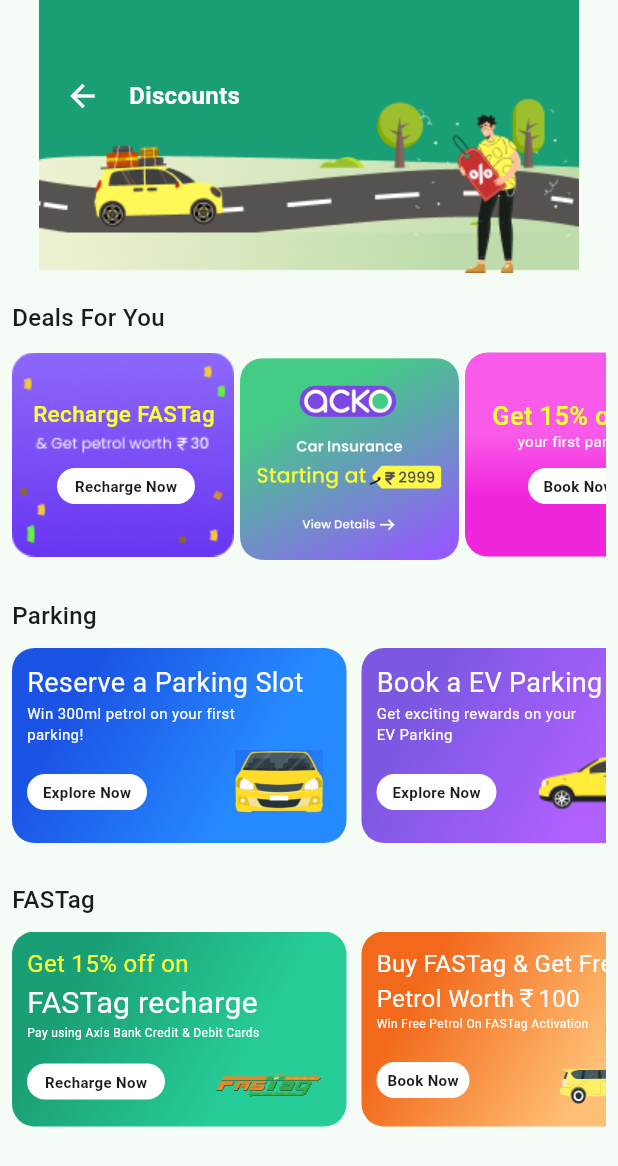
After one commit to abichengs01/parkqwik_clone, a Flutter app: the Discounts screen opened directly, on a phone screen of 412 x 824 dp. The commit adds this screen. Shown: the top 1166 px of the screen. Run offline on Flutter 3.47's test engine with Material 3 defaults, Android fonts, the phone set to English and light mode, and no system bars; our stand-ins replace carousel_slider, expandable, font_awesome_flutter.

Commit message:
discount page completed

```diff
--- /dev/null
+++ b/lib/discounts.dart
@@ -0,0 +1,321 @@
+import 'package:carousel_slider/carousel_slider.dart';
+import 'package:flutter/material.dart';
+
+import 'colors.dart';
+
+class Discounts extends StatefulWidget {
+  const Discounts({super.key});
+
+  @override
+  State<Discounts> createState() => _DiscountsState();
+}
+
+class _DiscountsState extends State<Discounts> {
+
+
+
+
+  @override
+  Widget build(BuildContext context) {
+    return Scaffold(
+      body: Column(
+        children: [
+          Stack(
+              children:[Container(
+                child: Image.asset("images/rdbanner2.png",fit: BoxFit.cover,),
+              ),
+                Positioned(top: 40,left: 5,
+                  child: IconButton(icon: Icon(Icons.arrow_back),iconSize: 24,color: AppColor.appbartext,
+                    onPressed: () {
+                      Navigator.pop(context);
+                    },),
+                ),
+                Positioned(top: 52,left: 60,
+                  child: Text('Discounts',style:TextStyle(fontSize:16,fontWeight: FontWeight.w600,
+                      color: AppColor.appbartext) ,),
+                ),
+              ]),
+          SizedBox(height: 10,),
+
+          Padding(
+            padding: const EdgeInsets.all(8.0),
+            child: Column(crossAxisAlignment: CrossAxisAlignment.start,
+              children: [
+                Text("Deals For You",style: TextStyle(fontWeight: FontWeight.w500,
+                    fontSize: 16),),
+
+                SizedBox(height: 10,),
+
+                SingleChildScrollView(scrollDirection: Axis.horizontal,
+                  child: Row(
+                    children: [
+                      Stack(
+                          children:[ Container(height: 136,width: 148,
+                            child: Image.asset("images/hs/others/deals/imgd.png"),
+                          ),
+                            Positioned(left: 14,top: 30,
+                              child: Text("Recharge FASTag",style: TextStyle(fontSize: 15,
+                                  fontWeight: FontWeight.w500,color: Color(0xFFFBFF35)),),
+                            ),
+                            Positioned( left: 30,bottom: 35,
+                              child: Container(width: 92,height: 24,
+                                decoration: BoxDecoration(
+                                    color: Color(0xFFFFFFFF),
+                                    borderRadius: BorderRadius.circular(12)
+                                ),
+                                alignment: Alignment.center,
+                                child: Text("Recharge Now",style: TextStyle(fontSize: 10,
+                                    fontWeight: FontWeight.w600),),
+                              ),
+                            ),
+                          ]),
+                      SizedBox(width: 3,),
+
+
+                      Container(height: 140,width: 148,
+                        //color: Colors.green,
+                        child: Image.asset("images/hs/others/deals/imgacko.png"),
+                      ),
+                      SizedBox(width: 3,),
+
+                      Stack(
+                          children:[Container(
+                            height: 136,width:148,
+                            decoration: BoxDecoration(
+                                borderRadius: BorderRadius.circular(15),
+                                gradient: LinearGradient(
+                                    colors: [Color(0xFFF95AE9),
+                                      Color(0xFFEF26DC)],
+                                    begin: Alignment.topCenter,
+                                    end:Alignment.bottomCenter,
+                                    stops: [0.4,0.7]
+                                )),
+                          ),
+                            Positioned(left: 18,top: 30,
+                              child: Text("Get 15% off On",style: TextStyle(fontSize: 17,
+                                  fontWeight: FontWeight.w500,color: Color(0xFFFBFF35)),),
+                            ),
+                            Positioned(left: 35,top: 52,
+                              child: Text("your first parking",style: TextStyle(fontSize: 10,
+                                  fontWeight: FontWeight.w400,color: Color(0xFFFFFFFF)),),
+                            ),
+                            Positioned( left: 42,bottom: 35,
+                              child: Container(width: 68,height: 24,
+                                decoration: BoxDecoration(
+                                    color: Color(0xFFFFFFFF),
+                                    borderRadius: BorderRadius.circular(12)
+                                ),
+                                alignment: Alignment.center,
+                                child: Text("Book Now",style: TextStyle(fontSize: 10,
+                                    fontWeight: FontWeight.w600),),
+                              ),
+                            ),
+
+                          ]),
+
+                    ],),
+                )
+              ],
+            ),
+          ),
+          SizedBox(height: 10,),
+          Padding(
+            padding: const EdgeInsets.all(8.0),
+            child: Column(crossAxisAlignment: CrossAxisAlignment.start,
+              children: [
+                Text("Parking",style: TextStyle(fontWeight: FontWeight.w500,
+                    fontSize: 16),),
+
+                SizedBox(height: 10,),
+                SingleChildScrollView(scrollDirection: Axis.horizontal,
+                  child: Row(
+                    children: [
+
+                      Stack(
+                          children:[ Container(height: 130,width: 223,
+                            decoration: BoxDecoration(
+                                borderRadius: BorderRadius.circular(15),
+                                gradient: LinearGradient(
+                                    colors: [Color(0xFF1B53E4),
+                                      Color(0xFF268AFF),
+                                    ],
+                                    begin: Alignment.topLeft,
+                                    end:Alignment.bottomRight,
+                                    stops: [0.2,0.7]
+                                )),
+                            child: Padding(
+                              padding: const EdgeInsets.all(10.0),
+                              child: Column(
+                                crossAxisAlignment: CrossAxisAlignment.start,
+                                children: [
+                                  Text('Reserve a Parking Slot',style: TextStyle(fontSize: 18,
+                                    color: Color(0xFFFFFFFF),),),
+                                  Text('Win 300ml petrol on your first',
+                                    style: TextStyle(fontSize: 10,color: Color(0xFFFFFFFF),),),
+                                  Text('parking!',
+                                    style: TextStyle(fontSize: 10,color: Color(0xFFFFFFFF),),),
+                                  SizedBox(height: 20,),
+                                  Container(width: 80,height: 24,
+                                    decoration: BoxDecoration(
+                                        color: Color(0xFFFFFFFF),
+                                        borderRadius: BorderRadius.circular(12)
+                                    ),
+                                    alignment: Alignment.center,
+                                    child: Text("Explore Now",style: TextStyle(fontSize: 10,
+                                        fontWeight: FontWeight.w600),),
+                                  ),],),),),
+                            Positioned(bottom: 20,right: 15,
+                                child: Image.asset("images/ycar.jpeg",height: 42,width: 60,))
+                          ]),
+                      SizedBox(width: 10,),
+                      Stack(
+                          children:[ Container(height: 130,width: 223,
+                            decoration: BoxDecoration(
+                                borderRadius: BorderRadius.circular(15),
+                                gradient: LinearGradient(
+                                    colors: [Color(0xFF7C58E2),
+                                      Color(0xFFAF60FF),
+                                    ],
+                                    begin: Alignment.topLeft,
+                                    end:Alignment.bottomRight,
+                                    stops: [0.2,0.7]
+                                )),
+                            child: Padding(
+                              padding: const EdgeInsets.all(10.0),
+                              child: Column(
+                                crossAxisAlignment: CrossAxisAlignment.start,
+                                children: [
+                                  Text('Book a EV Parking Slot',style: TextStyle(fontSize: 18,
+                                    color: Color(0xFFFFFFFF),),),
+                                  Text('Get exciting rewards on your',
+                                    style: TextStyle(fontSize: 10,color: Color(0xFFFFFFFF),),),
+                                  Text('EV Parking',
+                                    style: TextStyle(fontSize: 10,color: Color(0xFFFFFFFF),),),
+                                  SizedBox(height: 20,),
+                                  Container(width: 80,height: 24,
+                                    decoration: BoxDecoration(
+                                        color: Color(0xFFFFFFFF),
+                                        borderRadius: BorderRadius.circular(12)
+                                    ),
+                                    alignment: Alignment.center,
+                                    child: Text("Explore Now",style: TextStyle(fontSize: 10,
+                                        fontWeight: FontWeight.w600),),
+                                  ),],),),),
+                            Positioned(bottom: 20,right: 5,
+                                child: Image.asset("images/ycarlside.png",height: 40,width: 110,))
+                          ]),
+                    ],),
+                ),
+              ],
+            ),
+          ),
+          SizedBox(height: 10,),
+          Padding(
+            padding: const EdgeInsets.all(8.0),
+            child: Column(crossAxisAlignment: CrossAxisAlignment.start,
+              children: [
+                Text("FASTag",style: TextStyle(fontWeight: FontWeight.w500,
+                    fontSize: 16),),
+
+                SizedBox(height: 10,),
+                SingleChildScrollView(scrollDirection: Axis.horizontal,
+                  child: Row(
+                    children: [
+                      Stack(
+                          children: [
+                            Container(height: 130,width: 223,
+                              decoration: BoxDecoration(
+                                  borderRadius: BorderRadius.circular(15),
+                                  gradient: LinearGradient(
+                                      colors: [AppColor.primary,
+                                        Color(0xFF27CD99)],
+                                      begin: Alignment.topLeft,
+                                      end:Alignment.bottomRight,
+                                      stops: [0.2,0.7]
+                                  )),
+                              child: Padding(
+                                padding: const EdgeInsets.all(10.0),
+                                child: Column(
+                                  crossAxisAlignment: CrossAxisAlignment.start,
+                                  children: [
+                                    Text('Get 15% off on',style: TextStyle(fontSize: 16,
+                                        color: Color(0xFFFBFF35)),),
+                                    Text('FASTag recharge',style: TextStyle(fontSize: 20,
+                                      color: Color(0xFFFFFFFF),),),
+                                    Text('Pay using Axis Bank Credit & Debit Cards',
+                                      style: TextStyle(fontSize: 8,color: Color(0xFFFFFFFF),),),
+                                    SizedBox(height: 15,),
+                                    Container(width: 92,height: 24,
+                                      decoration: BoxDecoration(
+                                          color: Color(0xFFFFFFFF),
+                                          borderRadius: BorderRadius.circular(12)
+                                      ),
+                                      alignment: Alignment.center,
+                                      child: Text("Recharge Now",style: TextStyle(fontSize: 10,
+                                          fontWeight: FontWeight.w600),),
+                                    ),],),),),
+                            Positioned(bottom: 20,right: 15,
+                                child: Image.asset("images/fastag.png",height: 16,width: 74,))
+                          ]),
+
+                      SizedBox(width: 10,),
+                      Stack(
+                          children:[ Container(height: 130,width: 223,
+                            decoration: BoxDecoration(
+                                borderRadius: BorderRadius.circular(15),
+                                gradient: LinearGradient(
+                                    colors: [
+                                      Color(0xFFF2691B),
+                                      Color(0xFFFFBF74),
+                                    ],
+                                    begin: Alignment.topLeft,
+                                    end:Alignment.bottomRight,
+                                    stops: [0.2,0.7]
+                                )),
+                            child: Padding(
+                              padding: const EdgeInsets.all(10.0),
+                              child: Column(
+                                crossAxisAlignment: CrossAxisAlignment.start,
+                                children: [
+                                  Text('Buy FASTag & Get Free  ',style: TextStyle(fontSize: 16,
+                                      color: Color(0xFFFFFFFF),fontWeight: FontWeight.w400),),
+                                  Row(
+                                    children: [
+                                      Text('Petrol Worth',style: TextStyle(fontSize: 16,
+                                          color: Color(0xFFFFFFFF),fontWeight: FontWeight.w400),),
+                                      Icon(Icons.currency_rupee,color:Color(0xFFFFFFFF),size: 16 ,),
+                                      Text('100',style: TextStyle(fontSize: 16,
+                                          color: Color(0xFFFFFFFF),fontWeight: FontWeight.w400),),
+                                    ],
+                                  ),
+
+
+                                  Text('Win Free Petrol On FASTag Activation',
+                                    style: TextStyle(fontSize: 8,color: Color(0xFFFFFFFF),fontWeight: FontWeight.w400),),
+
+                                  SizedBox(height: 20,),
+                                  Container(width: 62,height: 24,
+                                    decoration: BoxDecoration(
+                                        color: Color(0xFFFFFFFF),
+                                        borderRadius: BorderRadius.circular(12)
+                                    ),
+                                    alignment: Alignment.center,
+                                    child: Text("Book Now",style: TextStyle(fontSize: 10,
+                                        fontWeight: FontWeight.w600),),
+                                  ),],),),),
+                            Positioned(bottom: 20,right: 0,
+                                child: Image.asset("images/fuelstation.png",height: 48,width: 61,)),
+                            Positioned(bottom: 15,right: 35,
+                                child: Image.asset("images/ycarrside.png",height: 24,width: 56,)),
+
+                          ])                    ],),
+                ),
+              ],
+            ),
+          ),
+
+        ],
+      ),
+    );
+  }
+}
--- a/lib/homescreen.dart
+++ b/lib/homescreen.dart
@@ -1,6 +1,7 @@
 import 'package:carousel_slider/carousel_slider.dart';
 import 'package:flutter/material.dart';
 import 'package:parkqwik/colors.dart';
+import 'package:parkqwik/discounts.dart';
 import 'package:parkqwik/protocol.dart';
 import 'package:parkqwik/refer_win.dart';
 import 'package:parkqwik/rewards.dart';
@@ -1252,8 +1253,7 @@
                                           ),
                                           child: Container(height: 25,width: 25,
                                               child: Image.asset("images/paychallan.png")),
-                                        ),
-                                        SizedBox(height: 3,),
+                                        ), SizedBox(height: 3,),
                                         Text("Pay",style: TextStyle(fontSize: 10),),
                                         Text("Challans",style: TextStyle(fontSize: 10),),
                                       ])),
@@ -1360,6 +1360,7 @@
                                   Icon(Icons.currency_rupee,size: 25,color: Color(0xFFFBFF35)),
                                   Text('500',style: TextStyle(fontSize: 25,
                                       color: Color(0xFFFBFF35)),),
+
                                 ],
                               ),
                               Text('On Your First EV Parking',style: TextStyle(fontSize: 16,
@@ -1441,7 +1442,9 @@
                                             SizedBox(height: 3,),
                                             Text("Rewards",style: TextStyle(fontSize: 10),),]),
                                     )),
-                                Column(
+                                InkWell(
+                                  onTap: (){Navigator.push(context, MaterialPageRoute(builder: (context)=> Discounts()));},
+                                  child: Column(
                                       children: [
                                         Container(
                                           width: 51,height: 51,
@@ -1458,6 +1461,7 @@
                                         SizedBox(height: 3,),
                                         Text("Discounts",style: TextStyle(fontSize: 10),),
                                       ]),
+                                ),
 
                                 InkWell(
                                   onTap: (){Navigator.push(context, MaterialPageRoute(builder: (context)=> ReferWin()));},
```
Also changed, not shown: images/hs/others/deals/imgacko.png (added), images/rdbanner2.png (added). Lines whose indentation alone changed are shown as unchanged.
